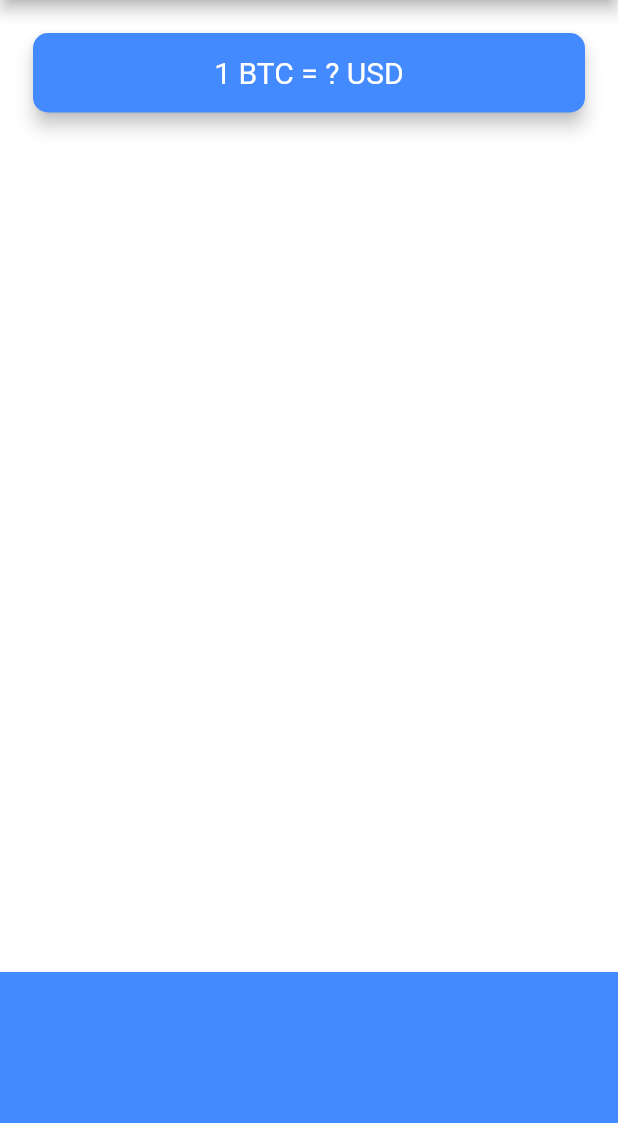
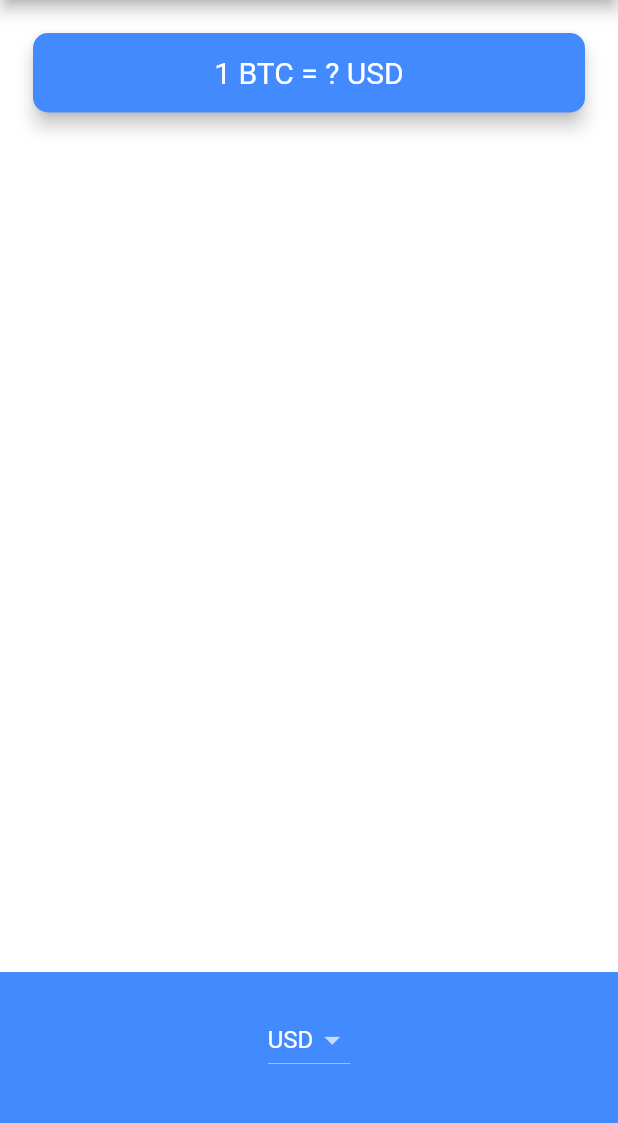
Before and after one commit to MuursaleenBats/bitcoin_ticker, a Flutter app: the screen it shows after launch, on a phone screen of 412 x 824 dp, the part 84-1207 px from its top. Run offline on Flutter 3.47's test engine with Material 2 defaults, Android fonts, the phone set to English and light mode, and no system bars.

```diff
--- a/lib/price_screen.dart
+++ b/lib/price_screen.dart
@@ -6,6 +6,7 @@ class PriceScreen extends StatefulWidget {
 }
 
 class _PriceScreenState extends State<PriceScreen> {
+  String selectedCurrency = 'USD';
   @override
   Widget build(BuildContext context) {
     return Scaffold(
@@ -42,7 +43,30 @@ class _PriceScreenState extends State<PriceScreen> {
             alignment: Alignment.center,
             padding: EdgeInsets.only(bottom: 30.0),
             color: Colors.blueAccent,
-            child: null,
+            child: DropdownButton<String>(
+              value: selectedCurrency,
+              items: [
+                DropdownMenuItem(
+                  child: Text(
+                    'USD',
+                  ),
+                  value: 'USD',
+                ),
+                DropdownMenuItem(
+                  child: Text('EUR'),
+                  value: 'EUR',
+                ),
+                DropdownMenuItem(
+                  child: Text('GBP'),
+                  value: 'GBP',
+                ),
+              ],
+              onChanged: (value) {
+                setState(() {
+                  selectedCurrency = value.toString();
+                });
+              },
+            ),
           ),
         ],
       ),
```
